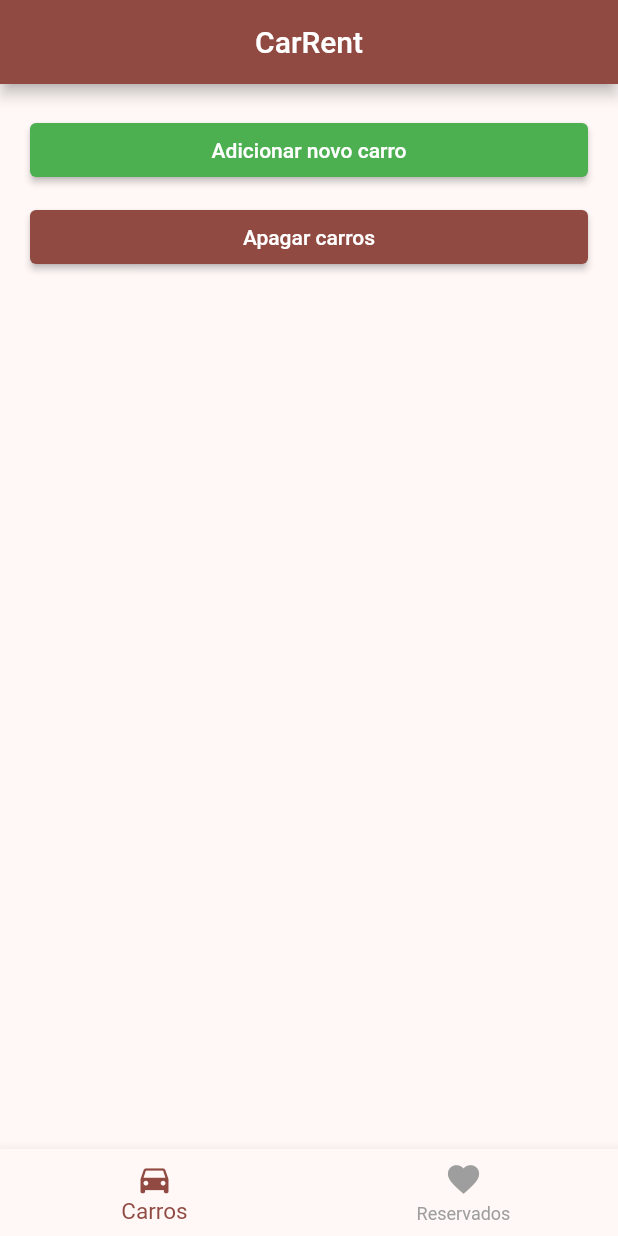
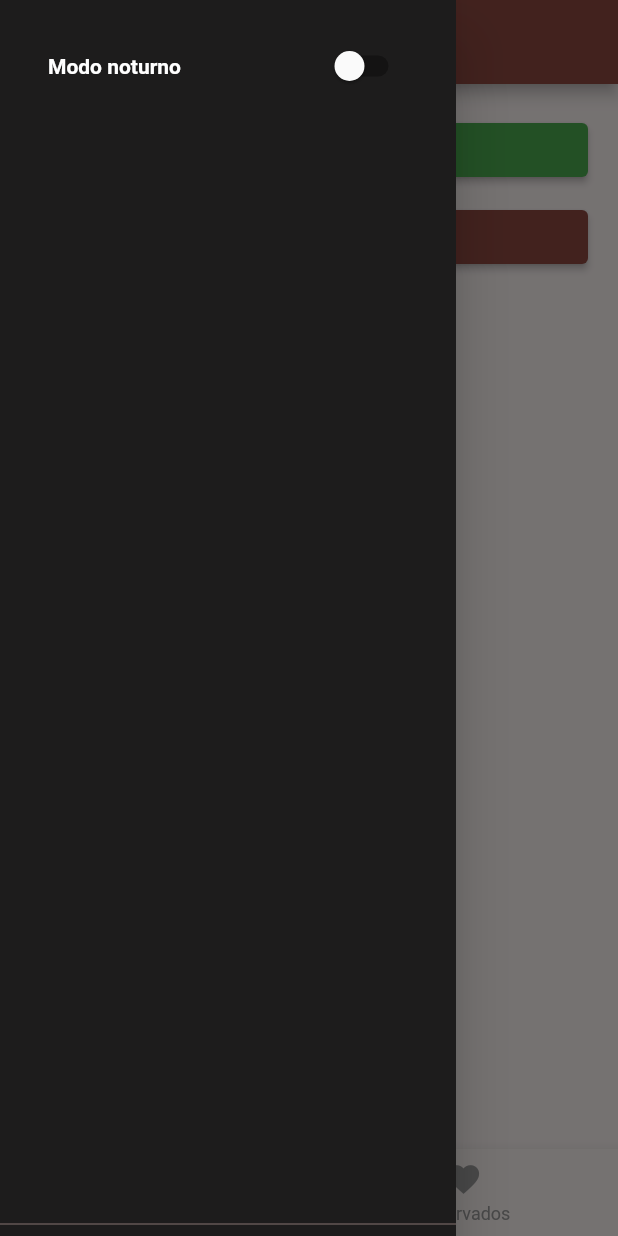
Before and after one commit to danilocruz19/carrent, a Flutter app: the screen it shows after launch, with the side drawer open (before the commit the screen has no drawer), on a phone screen of 412 x 824 dp. Run offline on Flutter 3.47's test engine with Material 3 defaults, Android fonts, the phone set to English and light mode, and no system bars.

Commit message:
Adicionando a função de modo escuro

```diff
--- /dev/null
+++ b/lib/configs/theme.dart
@@ -0,0 +1,10 @@
+import 'package:flutter/material.dart';
+
+class ThemeApp extends ChangeNotifier {
+  bool themeOn = false;
+
+  void mudarThema(bool value) {
+    themeOn = value;
+    notifyListeners();
+  }
+}
--- a/lib/car_add/add_new_car.dart
+++ b/lib/features/car_add/add_new_car.dart
@@ -1,5 +1,5 @@
 import 'package:flutter/material.dart';
-import 'package:nvvmproject/home/viewmodels/car_viewmodel.dart';
+import 'package:nvvmproject/features/home/viewmodels/car_viewmodel.dart';
 import 'package:provider/provider.dart';
 
 class AddNewCar extends StatefulWidget {
--- a/lib/home/viewmodels/car_viewmodel.dart
+++ b/lib/features/home/viewmodels/car_viewmodel.dart
@@ -1,5 +1,5 @@
 import 'package:flutter/material.dart';
-import 'package:nvvmproject/home/models/car_model.dart';
+import 'package:nvvmproject/features/home/models/car_model.dart';
 import 'package:intl/intl.dart';
 
 class CarViewmodel extends ChangeNotifier {
--- a/lib/home.dart
+++ b/lib/home.dart
@@ -1,6 +1,8 @@
 import 'package:flutter/material.dart';
-import 'package:nvvmproject/favoritos/favorites_view.dart';
-import 'package:nvvmproject/home/car_view.dart';
+import 'package:nvvmproject/configs/theme.dart';
+import 'package:nvvmproject/features/favoritos/favorites_view.dart';
+import 'package:nvvmproject/features/home/car_view.dart';
+import 'package:provider/provider.dart';
 
 class Home extends StatefulWidget {
   const Home({super.key});
@@ -27,10 +29,31 @@ class _HomeState extends State<Home> {
 
   @override
   Widget build(BuildContext context) {
+    final themeApp = context.watch<ThemeApp>();
     return Scaffold(
       appBar: AppBar(
         title: Text("CarRent"),
         centerTitle: true,
+      ),
+      drawer: Drawer(
+        backgroundColor: const Color.fromARGB(255, 29, 28, 28),
+        child: DrawerHeader(
+            child: Column(
+          children: [
+            SwitchListTile(
+              value: themeApp.themeOn,
+              onChanged: (value) => themeApp.mudarThema(value),
+              title: Text(
+                'Modo noturno',
+                style: TextStyle(
+                  color: const Color.fromARGB(255, 255, 255, 255),
+                  fontWeight: FontWeight.bold,
+                ),
+              ),
+              activeColor: Colors.green,
+            )
+          ],
+        )),
       ),
       body: _pages[_indexPage],
       bottomNavigationBar: BottomNavigationBar(
--- a/lib/main.dart
+++ b/lib/main.dart
@@ -1,13 +1,15 @@
 import 'package:flutter/material.dart';
+import 'package:nvvmproject/configs/theme.dart';
 import 'package:nvvmproject/home.dart';
-import 'package:nvvmproject/home/viewmodels/car_viewmodel.dart';
-import 'package:nvvmproject/home/car_view.dart';
+import 'package:nvvmproject/features/home/viewmodels/car_viewmodel.dart';
+import 'package:nvvmproject/features/home/car_view.dart';
 import 'package:provider/provider.dart';
 
 void main() {
   runApp(MultiProvider(
     providers: [
       ChangeNotifierProvider(create: (_) => CarViewmodel()),
+      ChangeNotifierProvider(create: (_) => ThemeApp()),
     ],
     child: MyApp(),
   ));
@@ -19,13 +21,18 @@ class MyApp extends StatelessWidget {
   // This widget is the root of your application.
   @override
   Widget build(BuildContext context) {
+    final themeApp = context.watch<ThemeApp>();
     return MaterialApp(
       title: 'Flutter Demo',
       debugShowCheckedModeBanner: false,
-      theme: ThemeData(
-        colorSchemeSeed: Colors.red,
-        useMaterial3: false,
-      ),
+      theme: themeApp.themeOn
+          ? ThemeData.dark(
+              useMaterial3: false,
+            )
+          : ThemeData(
+              useMaterial3: false,
+              colorSchemeSeed: Colors.red,
+            ),
       home: Home(),
     );
   }
```
Also changed, not shown: lib/features/favoritos/favorites_view.dart (renamed from lib/favoritos/favorites_view.dart, +4 -4 lines), lib/features/home/car_view.dart (renamed from lib/home/car_view.dart, +6 -4 lines), lib/features/home/models/car_model.dart (renamed from lib/home/models/car_model.dart).
